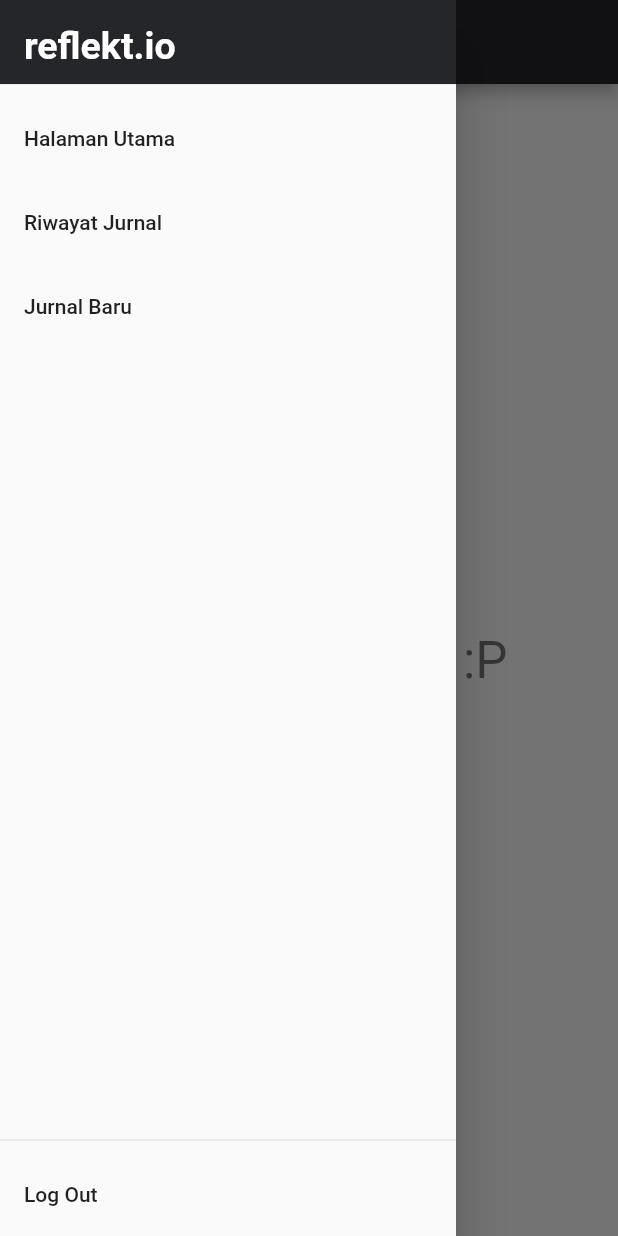
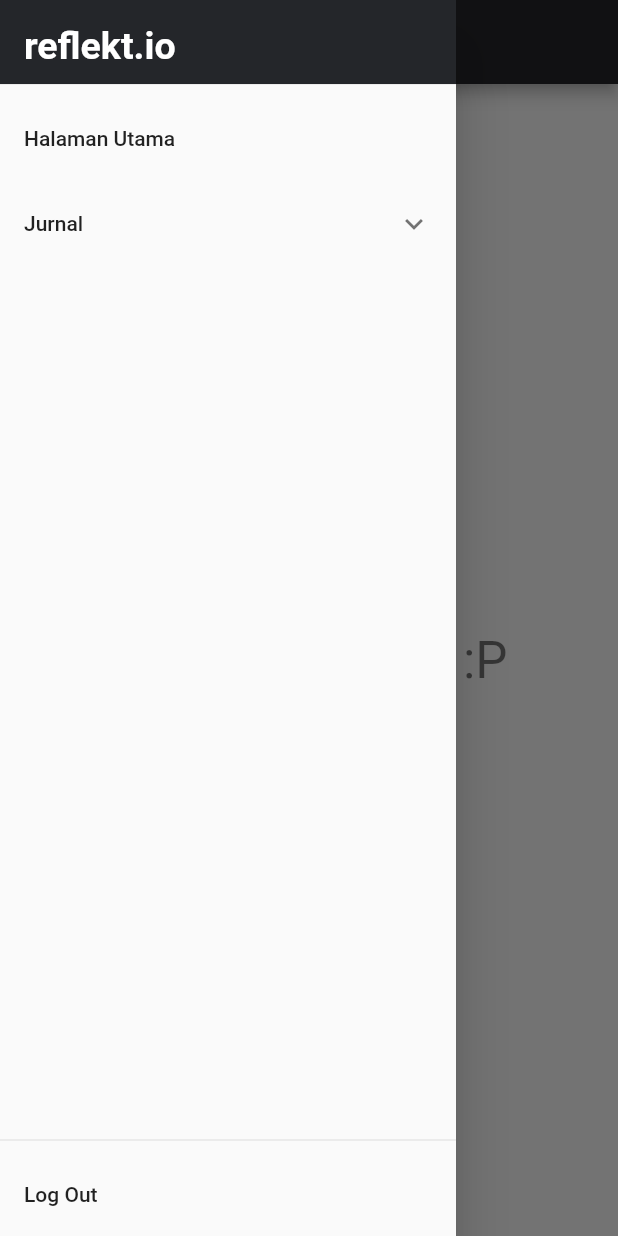
Before and after one commit to reflekt-io/echo-appcenter, a Flutter app: the HomePage screen opened directly, with the side drawer open, on a phone screen of 412 x 824 dp. Run offline on Flutter 3.47's test engine with Material 2 defaults, Android fonts, the phone set to English and light mode, and no system bars; our stand-ins replace multi_select_flutter.

Commit message:
Add expandable listview

```diff
--- a/journal/lib/screens/journal_home_page.dart
+++ b/journal/lib/screens/journal_home_page.dart
@@ -76,6 +76,9 @@ class _JournalHomePageState extends State<JournalHomePage> with RouteAware {
                 Navigator.pushReplacementNamed(context, HomePage.ROUTE_NAME);
               },
             ),
+            ExpansionTile(
+              title: const Text("Jurnal"),
+              children: <Widget>[
                 ListTile(
                   title: const Text('Riwayat Jurnal'),
                   onTap: () {
@@ -89,6 +92,8 @@ class _JournalHomePageState extends State<JournalHomePage> with RouteAware {
                     // Go to Jurnal Baru page
                     Navigator.pushNamed(context, AddJournalPage.ROUTE_NAME);
                   },
+                ),
+              ],
             ),
             const Spacer(),
             const Divider(),
--- a/lib/screens/home_page.dart
+++ b/lib/screens/home_page.dart
@@ -1,4 +1,3 @@
-
 // ignore_for_file: constant_identifier_names
 
 import 'package:flutter/material.dart';
@@ -13,7 +12,13 @@ class HomePage extends StatelessWidget {
   Widget build(BuildContext context) {
     return Scaffold(
       appBar: AppBar(
-        title: const Text("Halaman Utama"),
+        title: const Text(
+          // Nanti jangan pakai const
+          "Halo, username!",
+          style: TextStyle(
+            fontWeight: FontWeight.bold,
+          ),
+        ),
       ),
       drawer: Drawer(
         child: Column(
@@ -44,11 +49,15 @@ class HomePage extends StatelessWidget {
                 Navigator.pop(context);
               },
             ),
+            ExpansionTile(
+              title: const Text("Jurnal"),
+              children: <Widget>[
                 ListTile(
                   title: const Text('Riwayat Jurnal'),
                   onTap: () {
                     // Go to Riwayat Jurnal screen
-                Navigator.pushReplacementNamed(context, JournalHomePage.ROUTE_NAME);
+                    Navigator.pushReplacementNamed(
+                        context, JournalHomePage.ROUTE_NAME);
                   },
                 ),
                 ListTile(
@@ -57,6 +66,8 @@ class HomePage extends StatelessWidget {
                     // Go to Jurnal Baru page
                     Navigator.pushNamed(context, AddJournalPage.ROUTE_NAME);
                   },
+                ),
+              ],
             ),
             const Spacer(),
             const Divider(),
```
Lines whose indentation alone changed are shown as unchanged.
